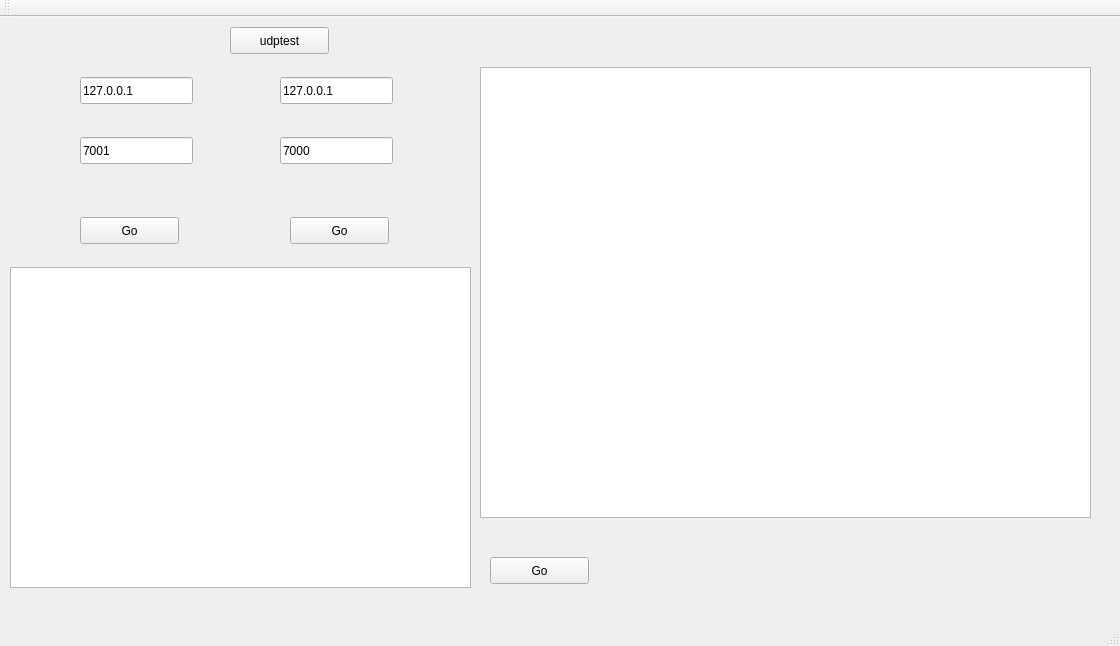
First picture: the form in Forward/mainwindow.ui, repository ColinBose/port-forwarder, before the edit.
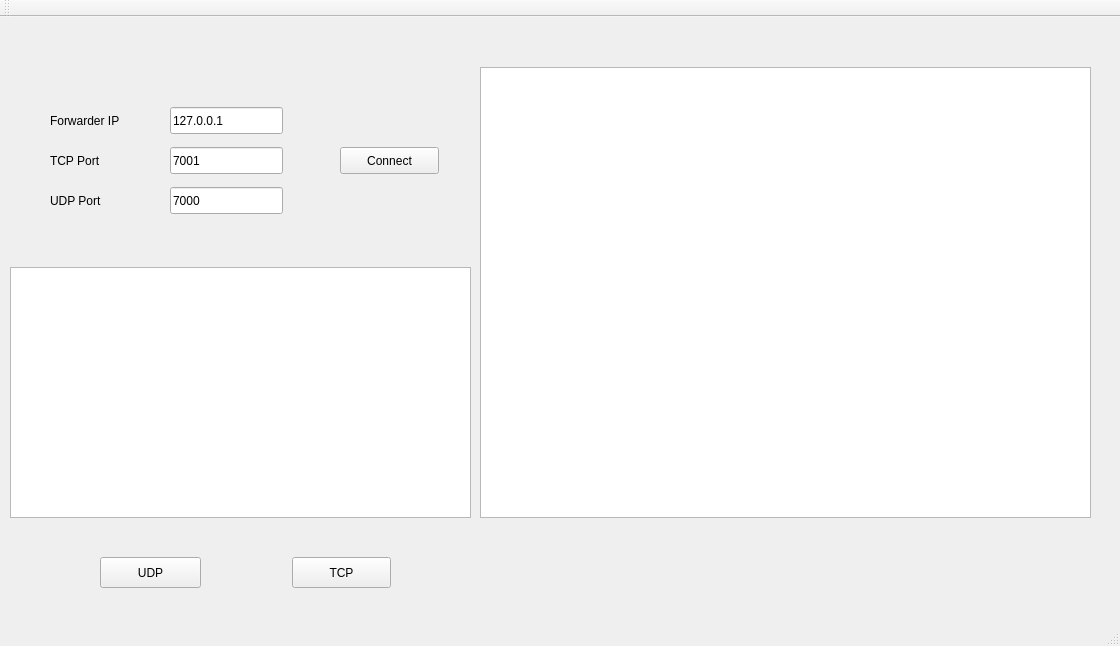
Second picture: the form after the edit. The open tabs and pages were chosen to show the change.

Diff of the .ui file:
```diff
--- a/Forward/mainwindow.ui
+++ b/Forward/mainwindow.ui
@@ -68,21 +68,21 @@
      <widget class="QPushButton" name="startClient">
       <property name="geometry">
        <rect>
-        <x>80</x>
-        <y>200</y>
+        <x>340</x>
+        <y>130</y>
         <width>99</width>
         <height>27</height>
        </rect>
       </property>
       <property name="text">
-       <string>Go</string>
+       <string>Connect</string>
       </property>
      </widget>
      <widget class="QLineEdit" name="clientForwardIP">
       <property name="geometry">
        <rect>
-        <x>80</x>
-        <y>60</y>
+        <x>170</x>
+        <y>90</y>
         <width>113</width>
         <height>27</height>
        </rect>
@@ -94,8 +94,8 @@
      <widget class="QLineEdit" name="clientForwardPort">
       <property name="geometry">
        <rect>
-        <x>80</x>
-        <y>120</y>
+        <x>170</x>
+        <y>130</y>
         <width>113</width>
         <height>27</height>
        </rect>
@@ -104,24 +104,11 @@
        <string>7001</string>
       </property>
      </widget>
-     <widget class="QLineEdit" name="clientDestIp">
-      <property name="geometry">
-       <rect>
-        <x>280</x>
-        <y>60</y>
-        <width>113</width>
-        <height>27</height>
-       </rect>
-      </property>
-      <property name="text">
-       <string>127.0.0.1</string>
-      </property>
-     </widget>
      <widget class="QLineEdit" name="clientDestPort">
       <property name="geometry">
        <rect>
-        <x>280</x>
-        <y>120</y>
+        <x>170</x>
+        <y>170</y>
         <width>113</width>
         <height>27</height>
        </rect>
@@ -130,19 +117,6 @@
        <string>7000</string>
       </property>
      </widget>
-     <widget class="QPushButton" name="getData">
-      <property name="geometry">
-       <rect>
-        <x>290</x>
-        <y>200</y>
-        <width>99</width>
-        <height>27</height>
-       </rect>
-      </property>
-      <property name="text">
-       <string>Go</string>
-      </property>
-     </widget>
      <widget class="QTextBrowser" name="webViewer">
       <property name="geometry">
        <rect>
@@ -159,34 +133,73 @@
         <x>10</x>
         <y>250</y>
         <width>461</width>
-        <height>321</height>
+        <height>251</height>
        </rect>
       </property>
      </widget>
      <widget class="QPushButton" name="secondGo">
       <property name="geometry">
        <rect>
-        <x>490</x>
+        <x>292</x>
         <y>540</y>
         <width>99</width>
-        <height>27</height>
+        <height>31</height>
        </rect>
       </property>
       <property name="text">
-       <string>Go</string>
+       <string>TCP</string>
       </property>
      </widget>
      <widget class="QPushButton" name="pushButton">
       <property name="geometry">
        <rect>
-        <x>230</x>
-        <y>10</y>
-        <width>99</width>
-        <height>27</height>
+        <x>100</x>
+        <y>540</y>
+        <width>101</width>
+        <height>31</height>
        </rect>
       </property>
       <property name="text">
-       <string>udptest</string>
+       <string>UDP</string>
+      </property>
+     </widget>
+     <widget class="QLabel" name="label_3">
+      <property name="geometry">
+       <rect>
+        <x>50</x>
+        <y>94</y>
+        <width>101</width>
+        <height>20</height>
+       </rect>
+      </property>
+      <property name="text">
+       <string>Forwarder IP</string>
+      </property>
+     </widget>
+     <widget class="QLabel" name="label_4">
+      <property name="geometry">
+       <rect>
+        <x>50</x>
+        <y>134</y>
+        <width>101</width>
+        <height>20</height>
+       </rect>
+      </property>
+      <property name="text">
+       <string>TCP Port</string>
+      </property>
+     </widget>
+     <widget class="QLabel" name="label_5">
+      <property name="geometry">
+       <rect>
+        <x>50</x>
+        <y>174</y>
+        <width>101</width>
+        <height>20</height>
+       </rect>
+      </property>
+      <property name="text">
+       <string>UDP Port</string>
       </property>
      </widget>
     </widget>
```
